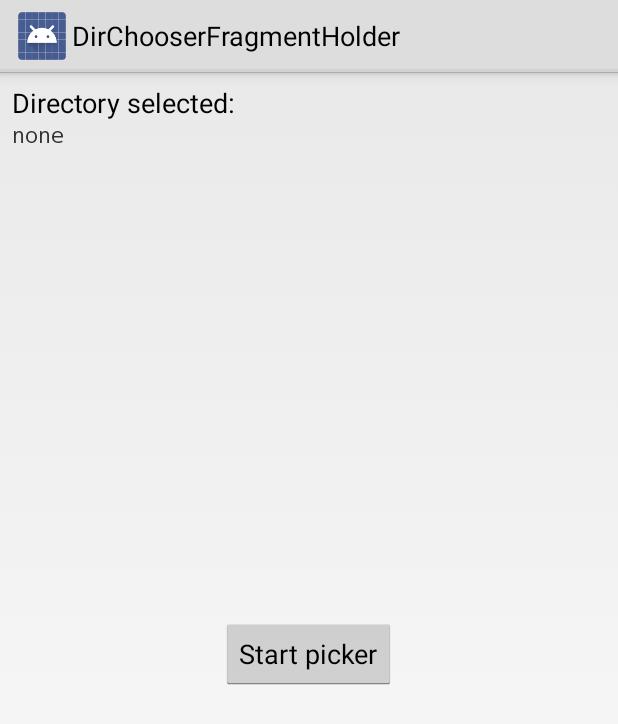
After one commit to passy/Android-DirectoryChooser, an Android app: the DirChooserFragmentHolder screen opened directly, with no data from a screen before it, on a phone screen of 412 x 824 dp. The commit adds this screen. Shown: the top 724 px of the screen. Run offline under Robolectric (Android 15) with nearby library versions, the phone set to English and light mode, and no system bars; libraries missing offline, so code that uses them is left out: com.gu.option.

Commit message:
Added Fragment sample to the Sample project.

```diff
--- /dev/null
+++ b/sample/src/main/java/net/rdrei/android/dirchooser/sample/DirChooserFragment.java
@@ -0,0 +1,56 @@
+package net.rdrei.android.dirchooser.sample;
+
+
+import android.os.Bundle;
+import android.app.Fragment;
+import android.support.annotation.NonNull;
+import android.view.LayoutInflater;
+import android.view.View;
+import android.view.ViewGroup;
+import android.widget.Button;
+import android.widget.TextView;
+
+import net.rdrei.android.dirchooser.DirectoryChooserFragment;
+
+
+public class DirChooserFragment extends Fragment implements DirectoryChooserFragment.OnFragmentInteractionListener {
+
+    private TextView mDirectoryTextView;
+    private DirectoryChooserFragment mDialog;
+
+    @Override
+    public void onCreate(Bundle savedInstanceState) {
+        super.onCreate(savedInstanceState);
+        mDialog = DirectoryChooserFragment.newInstance("DialogSample", null);
+        mDialog.setTargetFragment(this, 0);
+    }
+
+    @Override
+    public View onCreateView(LayoutInflater inflater, ViewGroup container,
+                             Bundle savedInstanceState) {
+        // Inflate the layout for this fragment
+        View view = inflater.inflate(R.layout.fragment_blank, container, false);
+        mDirectoryTextView = (TextView) view.findViewById(R.id.tvFragmentText);
+
+        view.findViewById(R.id.btnStart).setOnClickListener(new View.OnClickListener() {
+            @Override
+            public void onClick(View view) {
+                mDialog.show(getFragmentManager(), null);
+            }
+        });
+
+        return view;
+    }
+
+
+    @Override
+    public void onSelectDirectory(@NonNull String path) {
+        mDirectoryTextView.setText(path);
+        mDialog.dismiss();
+    }
+
+    @Override
+    public void onCancelChooser() {
+        mDialog.dismiss();
+    }
+}
--- /dev/null
+++ b/sample/src/main/java/net/rdrei/android/dirchooser/sample/DirChooserFragmentHolder.java
@@ -0,0 +1,29 @@
+package net.rdrei.android.dirchooser.sample;
+
+import android.app.Activity;
+import android.app.ActionBar;
+import android.app.Fragment;
+import android.os.Bundle;
+import android.view.LayoutInflater;
+import android.view.Menu;
+import android.view.MenuItem;
+import android.view.View;
+import android.view.ViewGroup;
+import android.os.Build;
+
+
+
+public class DirChooserFragmentHolder extends Activity {
+
+    @Override
+    protected void onCreate(Bundle savedInstanceState) {
+        super.onCreate(savedInstanceState);
+        setContentView(R.layout.activity_dir_chooser_fragment_holder);
+        if (savedInstanceState == null) {
+            getFragmentManager().beginTransaction()
+                    .add(R.id.container, new DirChooserFragment())
+                    .commit();
+        }
+    }
+
+}
--- /dev/null
+++ b/sample/src/main/res/layout/activity_dir_chooser_fragment_holder.xml
@@ -0,0 +1,7 @@
+<FrameLayout xmlns:android="http://schemas.android.com/apk/res/android"
+    xmlns:tools="http://schemas.android.com/tools"
+    android:id="@+id/container"
+    android:layout_width="match_parent"
+    android:layout_height="match_parent"
+    tools:context="net.rdrei.android.dirchooser.sample.DirChooserFragmentHolder"
+    tools:ignore="MergeRootFrame" />
--- /dev/null
+++ b/sample/src/main/res/layout/fragment_blank.xml
@@ -0,0 +1,30 @@
+<FrameLayout xmlns:android="http://schemas.android.com/apk/res/android"
+    xmlns:tools="http://schemas.android.com/tools"
+    android:layout_width="match_parent"
+    android:layout_height="match_parent"
+    android:padding="8dp"
+    tools:context="net.rdrei.android.dirchooser.sample.DirChooserFragment">
+
+    <TextView
+        android:layout_width="fill_parent"
+        android:layout_height="wrap_content"
+        android:text="@string/directory_selected_label"
+        android:textAppearance="?android:attr/textAppearanceMedium"/>
+
+    <TextView
+        android:id="@+id/tvFragmentText"
+        android:layout_width="wrap_content"
+        android:layout_height="wrap_content"
+        android:fontFamily="monospace"
+        android:text="@string/none"
+        tools:ignore="UnusedAttribute"
+        android:layout_marginTop="24dp" />
+
+    <Button
+        android:id="@+id/btnStart"
+        android:layout_width="wrap_content"
+        android:layout_height="wrap_content"
+        android:layout_gravity="center"
+        android:text="@string/title_start_button" />
+
+</FrameLayout>
--- /dev/null
+++ b/sample/src/main/res/values/dimens.xml
@@ -0,0 +1,5 @@
+<resources>
+    <!-- Default screen margins, per the Android Design guidelines. -->
+    <dimen name="activity_horizontal_margin">16dp</dimen>
+    <dimen name="activity_vertical_margin">16dp</dimen>
+</resources>
--- a/sample/src/main/res/values/strings.xml
+++ b/sample/src/main/res/values/strings.xml
@@ -7,5 +7,9 @@
     <string name="none">none</string>
     <string name="btn_choose">Choose in Dialog</string>
     <string name="btn_switch">Switch to Dialog Sample</string>
+    <string name="title_start_button">Start picker</string>
+    <string name="title_activity_dir_chooser_fragment_holder">DirChooserFragmentHolder</string>
+    <string name="btn_start">Start Activity with Fragment</string>
+
 
 </resources>
```
Also changed, not shown: sample/src/main/AndroidManifest.xml (+7 -3 lines), sample/src/main/java/net/rdrei/android/dirchooser/sample/DirChooserSample.java (+7 -0 lines), sample/src/main/res/layout/fragment_dir_chooser_fragment_holder.xml (added, +12 -0 lines), sample/src/main/res/layout/main.xml (+7 -0 lines).
